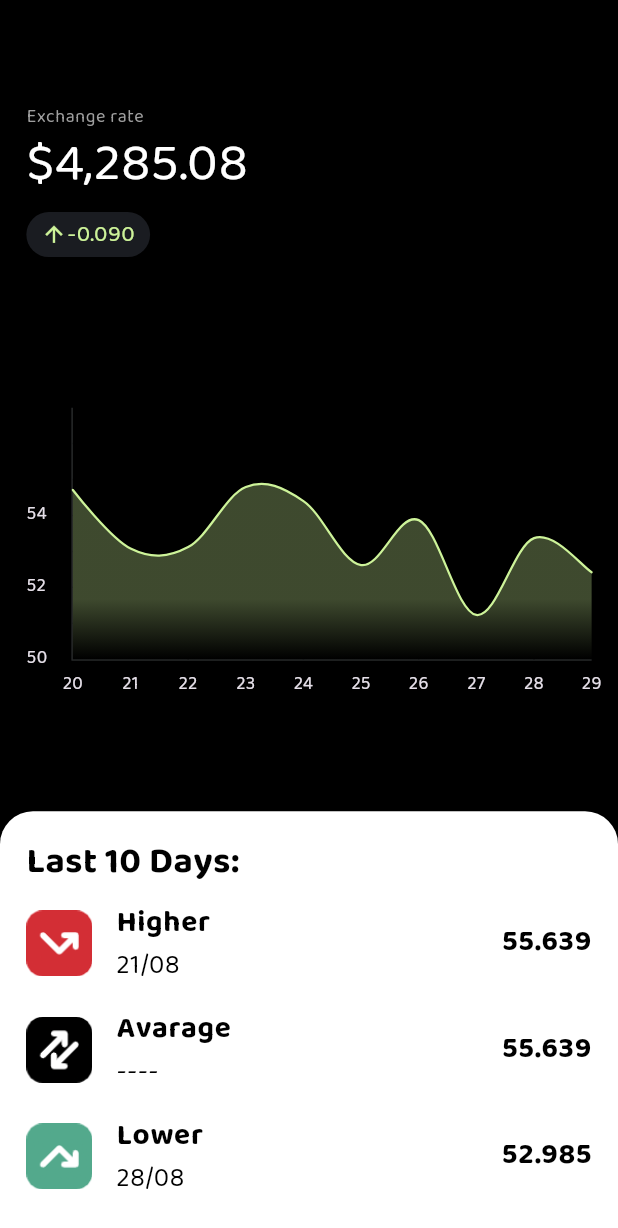
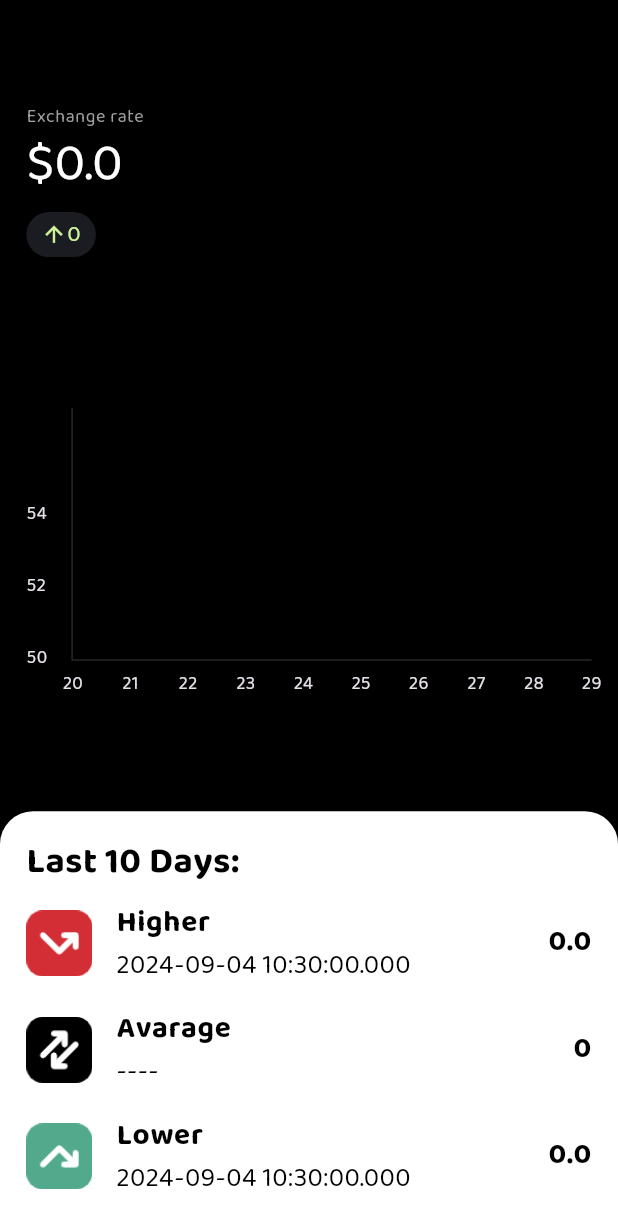
Before and after one commit to mohanedSalaheldin/sdg-tracker, a Flutter app: the HomeScreen screen opened directly, on a phone screen of 412 x 824 dp. Shown: the top 1228 px of the screen. Run offline on Flutter 3.47's test engine with Material 3 defaults, Android fonts, the light colour scheme and no system bars; drawn by our look-alikes of fl_chart; our stand-ins replace connectivity_plus, flutter_riverpod, flutter_screenutil, gap, get_it, iconsax_flutter and 1 more; accounts and stored records are empty.

Commit message:
provider data for titles, chart and statsics widgets

```diff
--- a/lib/src/presentation/screens/home_screen.dart
+++ b/lib/src/presentation/screens/home_screen.dart
@@ -1,14 +1,15 @@
 import 'package:flutter/material.dart';
+import 'package:flutter_riverpod/flutter_riverpod.dart';
 
 import '../widgets/exchange_rate_chart_widget.dart';
 import '../widgets/summary_ststisics_widget.dart';
 import '../widgets/today_exchange_rate_widget.dart';
 
-class HomeScreen extends StatelessWidget {
+class HomeScreen extends ConsumerWidget {
   const HomeScreen({super.key});
 
   @override
-  Widget build(BuildContext context) {
+  Widget build(BuildContext context, WidgetRef ref) {
     return const SafeArea(
       child: Scaffold(
         // appBar: appbar(),
@@ -21,7 +22,7 @@ class HomeScreen extends StatelessWidget {
             SizedBox(width: double.infinity),
             TodayExchangeRateWidget(),
             LastDaysLineChartWidget(),
-            SummaryStstisicsWidget(),
+            SummaryStatisicsWidget(),
           ],
         ),
       ),
--- a/lib/src/presentation/widgets/exchange_rate_chart_widget.dart
+++ b/lib/src/presentation/widgets/exchange_rate_chart_widget.dart
@@ -1,27 +1,27 @@
 import 'package:fl_chart/fl_chart.dart';
 import 'package:flutter/material.dart';
+import 'package:flutter_riverpod/flutter_riverpod.dart';
 import 'package:flutter_screenutil/flutter_screenutil.dart';
 import 'package:sudanese_currency/src/shared/constants.dart';
 
+import '../../providers/exchange_rates_provider.dart';
 import '../../shared/app_colors.dart';
 
-class LastDaysLineChartWidget extends StatefulWidget {
+class LastDaysLineChartWidget extends ConsumerStatefulWidget {
   const LastDaysLineChartWidget({super.key});
 
   @override
-  State<LastDaysLineChartWidget> createState() =>
+  ConsumerState<LastDaysLineChartWidget> createState() =>
       _LastDaysLineChartWidgetState();
 }
 
-class _LastDaysLineChartWidgetState extends State<LastDaysLineChartWidget> {
+class _LastDaysLineChartWidgetState
+    extends ConsumerState<LastDaysLineChartWidget> {
   List<Color> gradientColors = [
-    // Colors.cyan,
-    // Colors.red
     AppColors.greenColor,
     AppColors.greenColorTranspernt,
     AppColors.greenColorTranspernt,
     Colors.transparent
-    // AppColors.contentColorBlue,
   ];
 
   bool showAvg = false;
@@ -29,7 +29,7 @@ class _LastDaysLineChartWidgetState extends State<LastDaysLineChartWidget> {
   @override
   Widget build(BuildContext context) {
     return Padding(
-      padding:  EdgeInsets.symmetric(horizontal: appDefaultPadding),
+      padding: EdgeInsets.symmetric(horizontal: appDefaultPadding),
       child: Stack(
         children: <Widget>[
           AspectRatio(
@@ -48,10 +48,7 @@ class _LastDaysLineChartWidgetState extends State<LastDaysLineChartWidget> {
   }
 
   Widget bottomTitleWidgets(double value, TitleMeta meta) {
-    const style = TextStyle(
-      // fontWeight: FontWeight.bold,
-      fontSize: 12,
-    );
+    const style = TextStyle(fontSize: 12);
     Widget text;
 
     switch (value.toInt()) {
@@ -128,21 +125,20 @@ class _LastDaysLineChartWidgetState extends State<LastDaysLineChartWidget> {
     return Text(text, style: style, textAlign: TextAlign.left);
   }
 
-  /// used to return LineChartData that contain exact data
   LineChartData mainData() {
-    // var flLinesColor = const Color.fromARGB(255, 59, 59, 59);
-    const spots = [
-      FlSpot(0, 54.71),
-      FlSpot(1, 53.08),
-      FlSpot(2, 53.12),
-      FlSpot(3, 54.79),
-      FlSpot(4, 54.4),
-      FlSpot(5, 52.62),
-      FlSpot(6, 53.87),
-      FlSpot(7, 51.23),
-      FlSpot(8, 53.37),
-      FlSpot(9, 52.42)
-    ];
+    final spots = ref.watch(flSpotProvider);
+    // const spots = [
+    //   FlSpot(0, 54.71),
+    //   FlSpot(1, 53.08),
+    //   FlSpot(2, 53.12),
+    //   FlSpot(3, 54.79),
+    //   FlSpot(4, 54.4),
+    //   FlSpot(5, 52.62),
+    //   FlSpot(6, 53.87),
+    //   FlSpot(7, 51.23),
+    //   FlSpot(8, 53.37),
+    //   FlSpot(9, 52.42)
+    // ];
     return LineChartData(
       lineTouchData: const LineTouchData(
         longPressDuration: Duration(milliseconds: 100),
--- a/lib/src/presentation/widgets/summary_ststisics_widget.dart
+++ b/lib/src/presentation/widgets/summary_ststisics_widget.dart
@@ -1,13 +1,16 @@
 import 'package:flutter/material.dart';
+import 'package:flutter_riverpod/flutter_riverpod.dart';
 import 'package:flutter_screenutil/flutter_screenutil.dart';
+import 'package:sudanese_currency/src/providers/exchange_rates_provider.dart';
 import 'package:sudanese_currency/src/shared/constants.dart';
 import 'monthy_statistics_widget.dart';
 
-class SummaryStstisicsWidget extends StatelessWidget {
-  const SummaryStstisicsWidget({super.key});
+class SummaryStatisicsWidget extends ConsumerWidget {
+  const SummaryStatisicsWidget({super.key});
 
   @override
-  Widget build(BuildContext context) {
+  Widget build(BuildContext context, WidgetRef ref) {
+    final statisticProvider = ref.watch(summaryStatisicsProvider);
     return Container(
       decoration: BoxDecoration(
         borderRadius: BorderRadius.only(
@@ -29,23 +32,23 @@ class SummaryStstisicsWidget extends StatelessWidget {
                 color: Colors.black,
               ),
             ),
-            const MonthyStatisticsWidget(
+            MonthyStatisticsWidget(
               title: 'Higher',
               iconPath: 'higher.png',
-              value: '55.639',
-              date: '21/08',
+              value: statisticProvider.higher.todayExchangeRate.toString(),
+              date: statisticProvider.higher.createdAt.toString(),
             ),
-            const MonthyStatisticsWidget(
+            MonthyStatisticsWidget(
               title: 'Avarage',
               iconPath: 'avg.png',
-              value: '55.639',
+              value: statisticProvider.avg,
               date: '----',
             ),
-            const MonthyStatisticsWidget(
+            MonthyStatisticsWidget(
               title: 'Lower',
               iconPath: 'lower.png',
-              value: '52.985',
-              date: '28/08',
+              value: statisticProvider.lower.todayExchangeRate.toString(),
+              date: statisticProvider.lower.createdAt.toString(),
             ),
           ],
         ),
--- a/lib/src/presentation/widgets/today_exchange_rate_widget.dart
+++ b/lib/src/presentation/widgets/today_exchange_rate_widget.dart
@@ -1,14 +1,17 @@
 import 'package:flutter/material.dart';
+import 'package:flutter_riverpod/flutter_riverpod.dart';
 import 'package:flutter_screenutil/flutter_screenutil.dart';
 import 'package:gap/gap.dart';
+import 'package:sudanese_currency/src/providers/exchange_rates_provider.dart';
 import 'package:sudanese_currency/src/shared/app_colors.dart';
 import 'package:sudanese_currency/src/shared/constants.dart';
 
-class TodayExchangeRateWidget extends StatelessWidget {
+class TodayExchangeRateWidget extends ConsumerWidget {
   const TodayExchangeRateWidget({super.key});
 
   @override
-  Widget build(BuildContext context) {
+  Widget build(BuildContext context, WidgetRef ref) {
+    final titleData = ref.watch(titleDataProvider);
     return Padding(
       padding: EdgeInsets.symmetric(horizontal: appDefaultPadding),
       child: Column(
@@ -22,12 +25,11 @@ class TodayExchangeRateWidget extends StatelessWidget {
                 .copyWith(color: Colors.grey),
           ),
           Text(
-            '\$4,285.08',
+            '\$${titleData.exchangeRate}',
             style: TextStyle(fontSize: 32.0.sp, color: Colors.white),
           ),
           const Gap(5.0),
           Container(
-            // width: 0,
             padding:
                 const EdgeInsets.symmetric(horizontal: 10.0, vertical: 5.0),
             decoration: BoxDecoration(
@@ -37,14 +39,22 @@ class TodayExchangeRateWidget extends StatelessWidget {
             child: Row(
               mainAxisSize: MainAxisSize.min,
               children: [
-                const Icon(Icons.arrow_upward,
-                    size: 17, color: AppColors.greenColor),
+                Icon(
+                  isPositive(titleData.increaseRate)
+                      ? Icons.arrow_upward
+                      : Icons.arrow_downward,
+                  size: 17,
+                  color: isPositive(titleData.increaseRate)
+                      ? AppColors.greenColor
+                      : Colors.redAccent,
+                ),
                 Text(
-                  '-0.090',
-                  style: Theme.of(context)
-                      .textTheme
-                      .bodySmall!
-                      .copyWith(color: AppColors.greenColor, fontSize: 14.sp),
+                  titleData.increaseRate,
+                  style: Theme.of(context).textTheme.bodySmall!.copyWith(
+                      color: isPositive(titleData.increaseRate)
+                          ? AppColors.greenColor
+                          : Colors.redAccent,
+                      fontSize: 14.sp),
                 ),
               ],
             ),
@@ -53,4 +63,8 @@ class TodayExchangeRateWidget extends StatelessWidget {
       ),
     );
   }
+
+  bool isPositive(String rate) {
+    return (double.parse(rate) >= 0);
+  }
 }
--- a/lib/src/providers/exchange_rates_provider.dart
+++ b/lib/src/providers/exchange_rates_provider.dart
@@ -1,5 +1,7 @@
+import 'package:fl_chart/fl_chart.dart';
 import 'package:flutter_riverpod/flutter_riverpod.dart';
 import 'package:get_it/get_it.dart';
+import 'package:sudanese_currency/src/providers/helper_classes/helper_classes.dart';
 import 'package:sudanese_currency/src/services/db_services.dart';
 
 import '../models/exchage_rate.dart';
@@ -8,7 +10,75 @@ final exchageRatesProvider = FutureProvider<List<ExchageRate>>(
   (ref) async {
     DatabaseServices dbServices = GetIt.instance.get<DatabaseServices>();
     List<ExchageRate> res = await dbServices.getLastTenExchageRate();
-    print(res);
+    print(res.length);
     return res;
   },
 );
+
+final flSpotProvider = Provider<List<FlSpot>>((ref) {
+  final rates = ref.watch(exchageRatesProvider);
+  List<FlSpot> spots = [];
+  rates.when(
+    data: (data) {
+      for (var i = 0; i < data.length; i++) {
+        spots.add(FlSpot(i.toDouble(), data[i].todayExchangeRate));
+      }
+    },
+    error: (error, stackTrace) {},
+    loading: () {},
+  );
+  return spots;
+});
+
+final titleDataProvider = Provider<TitleData>((ref) {
+  final rates = ref.watch(exchageRatesProvider);
+  TitleData titleData = TitleData(exchangeRate: 0, increaseRate: '0');
+  rates.when(
+    data: (data) {
+      titleData = _caculateTitlteValues(data);
+    },
+    error: (error, stackTrace) {},
+    loading: () {},
+  );
+  return titleData;
+});
+
+TitleData _caculateTitlteValues(List<ExchageRate> data) {
+  int lastDatIndex = data.length - 1;
+  double increaseRate = data[lastDatIndex].todayExchangeRate -
+      data[lastDatIndex - 1].todayExchangeRate;
+  double exchangeRate = data.last.todayExchangeRate;
+  return TitleData(
+      exchangeRate: exchangeRate,
+      increaseRate: increaseRate.toStringAsFixed(3));
+}
+
+
+
+final summaryStatisicsProvider = Provider<SummaryStatisics>((ref) {
+  final rates = ref.watch(exchageRatesProvider);
+
+  ExchageRate emptyObject =
+      ExchageRate(id: -1, createdAt: DateTime.now(), todayExchangeRate: 0);
+  SummaryStatisics statisics =
+      SummaryStatisics(avg: '0', higher: emptyObject, lower: emptyObject);
+
+  rates.when(
+    data: (ratesData) {
+      ratesData
+          .sort((a, b) => b.todayExchangeRate.compareTo(a.todayExchangeRate));
+
+      statisics = SummaryStatisics(
+          avg: _calcAvg(ratesData),
+          higher: ratesData.first,
+          lower: ratesData.last);
+    },
+    error: (error, stackTrace) {},
+    loading: () {},
+  );
+  return statisics;
+});
+
+String _calcAvg(List<ExchageRate> ratesData) =>
+    ((ratesData.first.todayExchangeRate + ratesData.last.todayExchangeRate) / 2)
+        .toString();
--- a/lib/src/services/db_services.dart
+++ b/lib/src/services/db_services.dart
@@ -22,14 +22,16 @@ class DatabaseServices {
   Future<List<ExchageRate>>
       _fetchLastTenExchngeRatesAndParseThemIntoModels() async {
     final response = await _fetchLastTenExchngeRates();
+    print(response.first.toString());
     return _parseIntoModels(response);
   }
 
   List<ExchageRate> _parseIntoModels(PostgrestList response) {
     List<ExchageRate> models = [];
-    for (var element in response) {
-      models.add(ExchageRate.formJson(element));
+    for (var i = 0; i < response.length; i++) {
+      models.add(ExchageRate.formJson(response[i]));
     }
+    print(models.last.toJson());
     return models;
   }
 
```
Also changed, not shown: lib/src/presentation/screens/layout_screen.dart (+13 -20 lines), lib/src/providers/helper_classes/helper_classes.dart (added, +17 -0 lines).
